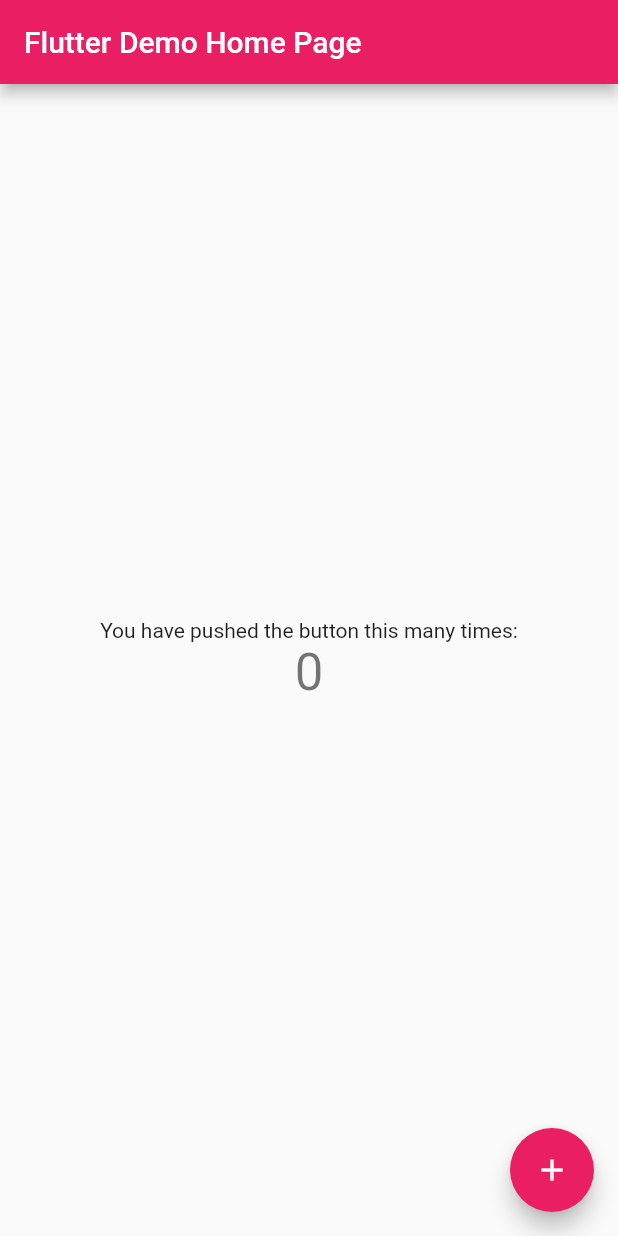
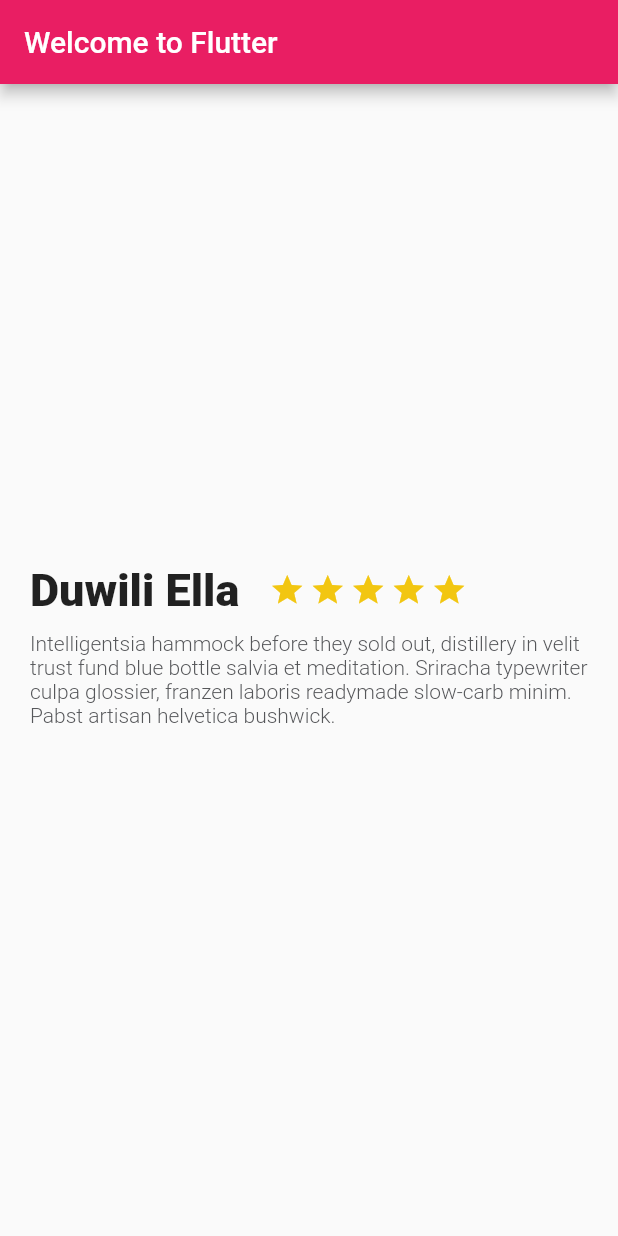
Before and after one commit to Yenniferh/Platzi-Trips, a Flutter app: the screen it shows after launch, on a phone screen of 412 x 824 dp. Run offline on Flutter 3.47's test engine with Material 2 defaults, Android fonts, the phone set to English and light mode, and no system bars.

Commit message:
Description place text added

```diff
--- /dev/null
+++ b/lib/description_place.dart
@@ -0,0 +1,72 @@
+import 'package:flutter/material.dart';
+
+class DescriptionPlace extends StatelessWidget {
+  // ignore: non_constant_identifier_names
+  String dummyText = 'Intelligentsia hammock before they sold out, distillery in velit trust fund blue bottle salvia et meditation. '
+      'Sriracha typewriter culpa glossier, franzen laboris readymade slow-carb minim. Pabst artisan helvetica bushwick. ';
+
+  @override
+  Widget build(BuildContext context) {
+
+    final star = Container(
+      margin: EdgeInsets.only(
+        top: 320.0,
+        right: 3.0,
+      ),
+      child: Icon(Icons.star, color: Color(0xfff2c611),),
+    );
+
+    final title_stars = Row(
+      children: <Widget>[
+        Container(
+          margin: EdgeInsets.only(
+            top: 320.0,
+            left: 20.0,
+            right: 20.0,
+          ),
+          child: Text(
+            'Duwili Ella',
+            style: TextStyle(
+              fontSize: 30.0,
+              fontWeight: FontWeight.w900,
+            ),
+            textAlign: TextAlign.left,
+          ),
+        ),
+        Row(
+          children: <Widget>[
+            star,
+            star,
+            star,
+            star,
+            star,
+          ],
+        )
+      ],
+    );
+
+    final description_text = Container(
+      margin: EdgeInsets.only(
+        top: 10.0,
+        right: 20.0,
+        left: 20.0,
+      ),
+      child: new Text( dummyText,
+        textAlign: TextAlign.left,
+        style: TextStyle(
+          fontSize: 14.0,
+          fontWeight: FontWeight.w300,
+          color: Color(0xff56575a),
+        ),
+      ),
+    );
+
+    return Column(
+      children: <Widget>[
+        title_stars,
+        description_text
+      ],
+    );
+  }
+
+}
--- a/lib/main.dart
+++ b/lib/main.dart
@@ -1,4 +1,5 @@
 import 'package:flutter/material.dart';
+import 'description_place.dart';
 
 void main() => runApp(MyApp());
 
@@ -11,7 +12,12 @@ class MyApp extends StatelessWidget {
       theme: ThemeData(
         primarySwatch: Colors.pink,
       ),
-      home: MyHomePage(title: 'Flutter Demo Home Page'),
+      home: Scaffold(
+        appBar: AppBar(
+          title: Text('Welcome to Flutter'),
+        ),
+        body: new DescriptionPlace(),
+      )
     );
   }
 }
```
